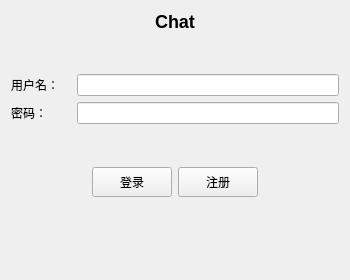
Qt form loginwidget.ui (ikk-0/ChatProgram) before a commit.
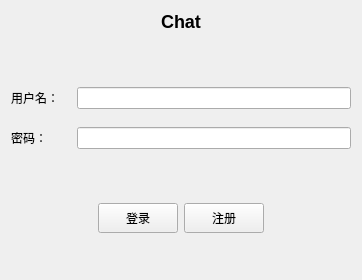
The same form after that commit.

Diff of the .ui file:
```diff
--- a/loginwidget.ui
+++ b/loginwidget.ui
@@ -6,7 +6,7 @@
    <rect>
     <x>0</x>
     <y>0</y>
-    <width>350</width>
+    <width>362</width>
     <height>280</height>
    </rect>
   </property>
@@ -57,6 +57,22 @@
      </item>
     </layout>
    </item>
+   <item>
+    <spacer name="verticalSpacer">
+     <property name="orientation">
+      <enum>Qt::Orientation::Vertical</enum>
+     </property>
+     <property name="sizeType">
+      <enum>QSizePolicy::Policy::Fixed</enum>
+     </property>
+     <property name="sizeHint" stdset="0">
+      <size>
+       <width>12</width>
+       <height>12</height>
+      </size>
+     </property>
+    </spacer>
+   </item>
    <item>
     <layout class="QHBoxLayout" name="passwordLayout">
      <item>
@@ -166,19 +182,6 @@
      </property>
     </widget>
    </item>
-   <item>
-    <spacer name="verticalSpacer_bottom">
-     <property name="orientation">
-      <enum>Qt::Orientation::Vertical</enum>
-     </property>
-     <property name="sizeHint" stdset="0">
-      <size>
-       <width>20</width>
-       <height>20</height>
-      </size>
-     </property>
-    </spacer>
-   </item>
   </layout>
  </widget>
  <resources/>
```
